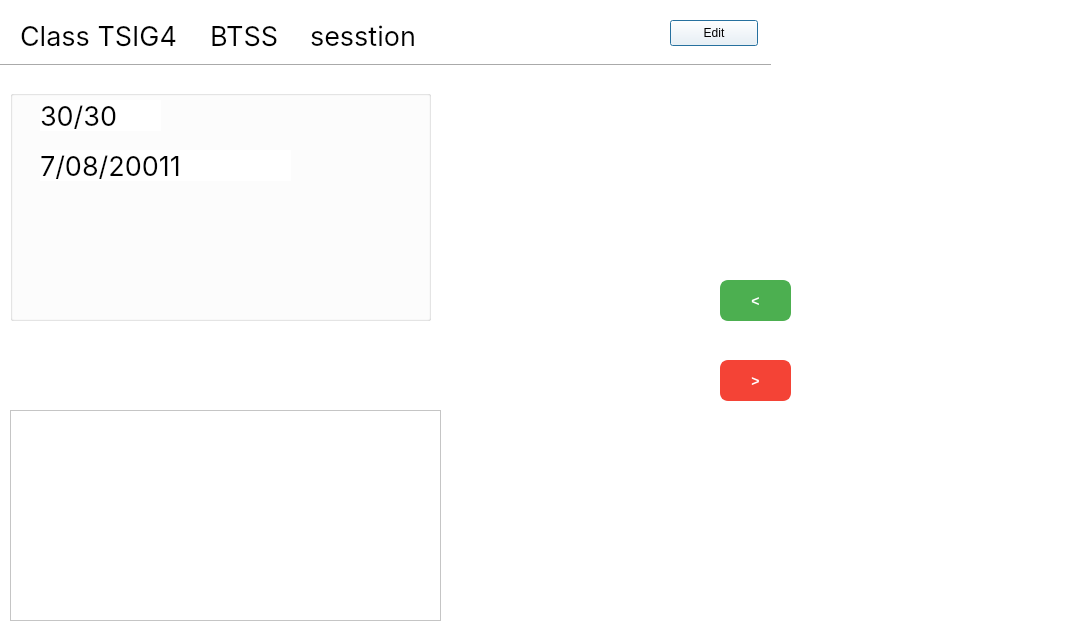
Before: the Qt Designer form School_System/ui/EditClassDialog.ui in KasperJack/School-Management-System, drawn with Qt 5.
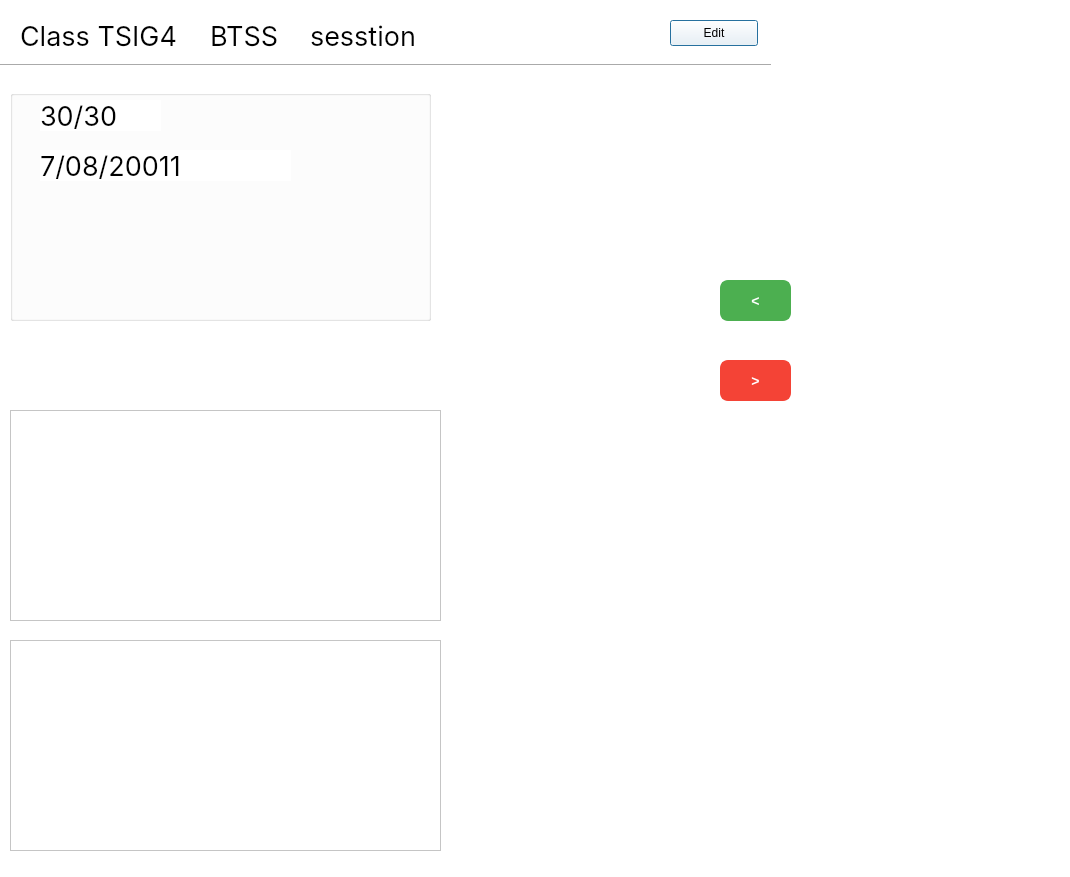
After: the same form once the commit is applied.

What changed in the file:
```diff
--- a/School_System/ui/EditClassDialog.ui
+++ b/School_System/ui/EditClassDialog.ui
@@ -7,7 +7,7 @@
     <x>0</x>
     <y>0</y>
     <width>1070</width>
-    <height>638</height>
+    <height>877</height>
    </rect>
   </property>
   <property name="windowTitle">
@@ -325,6 +325,16 @@
     <string>&gt;</string>
    </property>
   </widget>
+  <widget class="QTableWidget" name="new_subjects_table">
+   <property name="geometry">
+    <rect>
+     <x>10</x>
+     <y>640</y>
+     <width>431</width>
+     <height>211</height>
+    </rect>
+   </property>
+  </widget>
  </widget>
  <resources/>
  <connections/>
```
